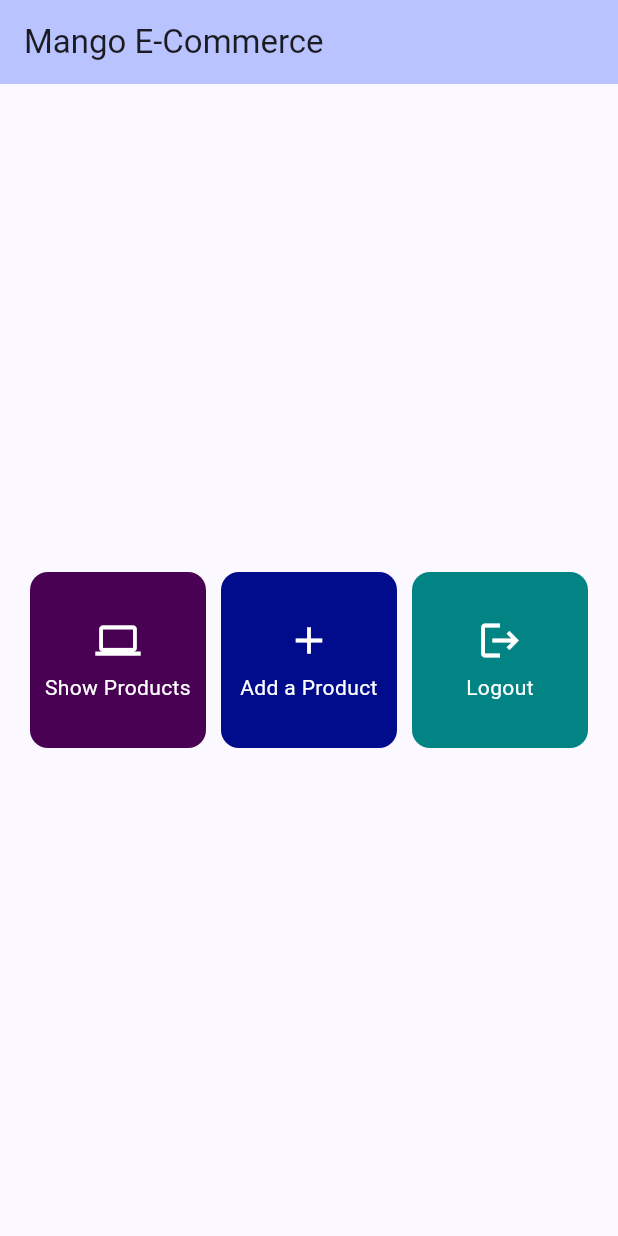
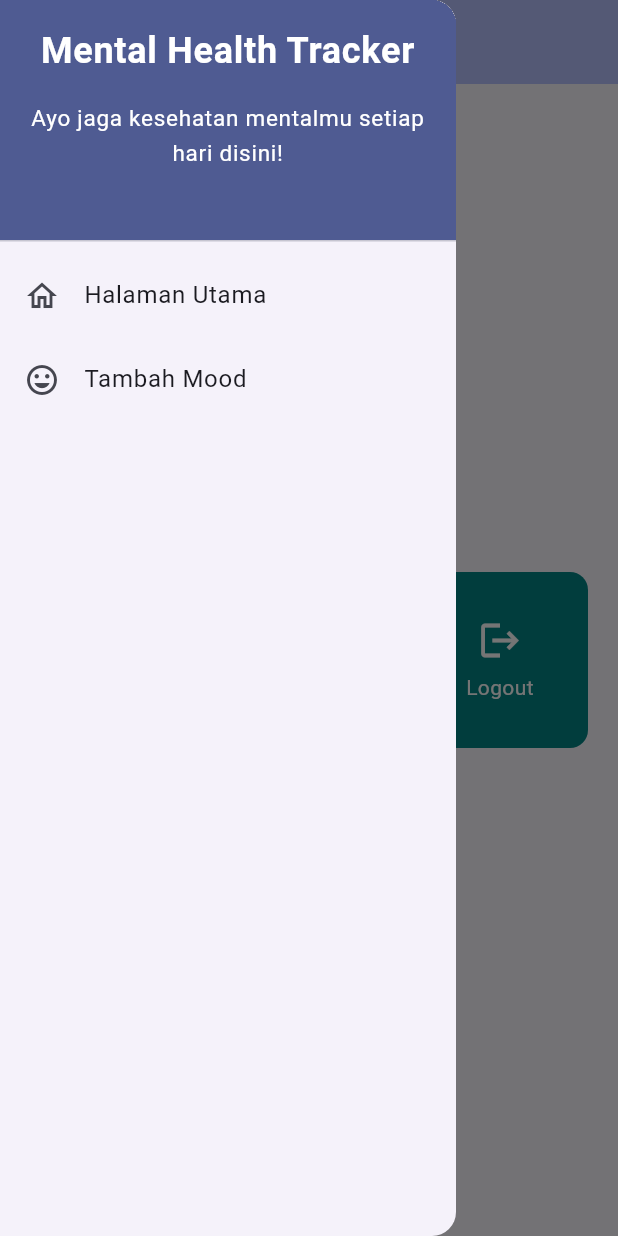
Before and after one commit to tjioedava/mango-mobile, a Flutter app: the screen it shows after launch, with the side drawer open (before the commit the screen has no drawer), on a phone screen of 412 x 824 dp. Run offline on Flutter 3.47's test engine with Material 3 defaults, Android fonts, the phone set to English and light mode, and no system bars.

Commit message:
Refactoring files organization & changing class & file names for better representation. Created left drawer widget and included it in the home screen scaffold. Removing the title as constructor parameter for home screen widget, as it should ideally be a constant string.

```diff
--- a/lib/main.dart
+++ b/lib/main.dart
@@ -1,5 +1,5 @@
 import 'package:flutter/material.dart';
-import 'package:myapp/menu.dart';
+import 'package:myapp/screens/home.dart';
 
 void main() {
   runApp(const MyApp());
@@ -33,7 +33,7 @@ class MyApp extends StatelessWidget {
             seedColor: const Color.fromARGB(255, 50, 78, 189)),
         useMaterial3: true,
       ),
-      home: MyHomePage(title: 'Mango E-Commerce'),
+      home: Home(),
     );
   }
 }
--- a/lib/menu.dart
+++ /dev/null
@@ -1,117 +0,0 @@
-import 'package:flutter/material.dart';
-
-class MyHomePage extends StatelessWidget {
-  MyHomePage({super.key, required this.title});
-
-  final String title;
-  final List<ItemHomePage> items = [
-    ItemHomePage(
-        "Show Products", Icons.laptop, const Color.fromRGBO(73, 1, 84, 1)),
-    ItemHomePage(
-        "Add a Product", Icons.add, const Color.fromRGBO(0, 12, 139, 1)),
-    ItemHomePage("Logout", Icons.logout, const Color.fromRGBO(2, 132, 132, 1)),
-  ];
-
-  @override
-  Widget build(BuildContext context) {
-    return Scaffold(
-        appBar: AppBar(
-          backgroundColor: Theme.of(context).colorScheme.inversePrimary,
-          // Here we take the value from the MyHomePage object that was created by
-          // the App.build method, and use it to set our appbar title.
-          title: Text(title),
-        ),
-        body: Center(
-          // Center is a layout widget. It takes a single child and positions it
-          // in the middle of the parent.
-          child: Column(
-              // Column is also a layout widget. It takes a list of children and
-              // arranges them vertically. By default, it sizes itself to fit its
-              // children horizontally, and tries to be as tall as its parent.
-              //
-              // Column has various properties to control how it sizes itself and
-              // how it positions its children. Here we use mainAxisAlignment to
-              // center the children vertically; the main axis here is the vertical
-              // axis because Columns are vertical (the cross axis would be
-              // horizontal).
-
-              mainAxisAlignment: MainAxisAlignment.center,
-              children: [
-                GridView.count(
-                  primary: true,
-                  padding: const EdgeInsets.all(20),
-                  crossAxisSpacing: 10,
-                  mainAxisSpacing: 10,
-                  crossAxisCount: 3,
-                  // Agar grid menyesuaikan tinggi kontennya.
-                  shrinkWrap: true,
-
-                  // Menampilkan ItemCard untuk setiap item dalam list items.
-                  children: items.map((ItemHomePage item) {
-                    return ItemCard(item);
-                  }).toList(),
-                ),
-              ]),
-        ));
-  }
-}
-
-class ItemHomePage {
-  final String name;
-  final IconData icon;
-  final Color color;
-
-  ItemHomePage(this.name, this.icon, this.color);
-}
-
-class ItemCard extends StatelessWidget {
-  // Menampilkan kartu dengan ikon dan nama.
-
-  final ItemHomePage item;
-
-  const ItemCard(this.item, {super.key});
-
-  @override
-  Widget build(BuildContext context) {
-    return Material(
-      // Menentukan warna latar belakang dari tema aplikasi.
-      color: item.color,
-      // Membuat sudut kartu melengkung.
-      borderRadius: BorderRadius.circular(12),
-
-      child: InkWell(
-        // Aksi ketika kartu ditekan.
-        onTap: () {
-          // Menampilkan pesan SnackBar saat kartu ditekan.
-          ScaffoldMessenger.of(context)
-            ..hideCurrentSnackBar()
-            ..showSnackBar(SnackBar(
-                content: Text("You have clicked button: \"${item.name}!\"")));
-        },
-        // Container untuk menyimpan Icon dan Text
-        child: Container(
-          padding: const EdgeInsets.all(8),
-          child: Center(
-            child: Column(
-              // Menyusun ikon dan teks di tengah kartu.
-              mainAxisAlignment: MainAxisAlignment.center,
-              children: [
-                Icon(
-                  item.icon,
-                  color: Colors.white,
-                  size: 30.0,
-                ),
-                const Padding(padding: EdgeInsets.all(3)),
-                Text(
-                  item.name,
-                  textAlign: TextAlign.center,
-                  style: const TextStyle(color: Colors.white),
-                ),
-              ],
-            ),
-          ),
-        ),
-      ),
-    );
-  }
-}
--- /dev/null
+++ b/lib/screens/home.dart
@@ -0,0 +1,58 @@
+import 'package:flutter/material.dart';
+import 'package:myapp/widgets/item_card.dart';
+import 'package:myapp/widgets/left_drawer.dart';
+
+class Home extends StatelessWidget {
+  Home({super.key});
+  final List<ItemCardInfo> items = [
+    ItemCardInfo(
+        "Show Products", Icons.laptop, const Color.fromRGBO(73, 1, 84, 1)),
+    ItemCardInfo(
+        "Add a Product", Icons.add, const Color.fromRGBO(0, 12, 139, 1)),
+    ItemCardInfo("Logout", Icons.logout, const Color.fromRGBO(2, 132, 132, 1)),
+  ];
+
+  @override
+  Widget build(BuildContext context) {
+    return Scaffold(
+        appBar: AppBar(
+          backgroundColor: Theme.of(context).colorScheme.inversePrimary,
+          // Here we take the value from the MyHomePage object that was created by
+          // the App.build method, and use it to set our appbar title.
+          title: const Text("Mango E-Commerce"),
+        ),
+        drawer: LeftDrawer(),
+        body: Center(
+          // Center is a layout widget. It takes a single child and positions it
+          // in the middle of the parent.
+          child: Column(
+              // Column is also a layout widget. It takes a list of children and
+              // arranges them vertically. By default, it sizes itself to fit its
+              // children horizontally, and tries to be as tall as its parent.
+              //
+              // Column has various properties to control how it sizes itself and
+              // how it positions its children. Here we use mainAxisAlignment to
+              // center the children vertically; the main axis here is the vertical
+              // axis because Columns are vertical (the cross axis would be
+              // horizontal).
+
+              mainAxisAlignment: MainAxisAlignment.center,
+              children: [
+                GridView.count(
+                  primary: true,
+                  padding: const EdgeInsets.all(20),
+                  crossAxisSpacing: 10,
+                  mainAxisSpacing: 10,
+                  crossAxisCount: 3,
+                  // Agar grid menyesuaikan tinggi kontennya.
+                  shrinkWrap: true,
+
+                  // Menampilkan ItemCard untuk setiap item dalam list items.
+                  children: items.map((ItemCardInfo item) {
+                    return ItemCard(item);
+                  }).toList(),
+                ),
+              ]),
+        ));
+  }
+}
--- /dev/null
+++ b/lib/widgets/item_card.dart
@@ -0,0 +1,61 @@
+import 'package:flutter/material.dart';
+
+class ItemCardInfo {
+  final String name;
+  final IconData icon;
+  final Color color;
+
+  ItemCardInfo(this.name, this.icon, this.color);
+}
+
+class ItemCard extends StatelessWidget {
+  // Menampilkan kartu dengan ikon dan nama.
+
+  final ItemCardInfo item;
+
+  const ItemCard(this.item, {super.key});
+
+  @override
+  Widget build(BuildContext context) {
+    return Material(
+      // Menentukan warna latar belakang dari tema aplikasi.
+      color: item.color,
+      // Membuat sudut kartu melengkung.
+      borderRadius: BorderRadius.circular(12),
+
+      child: InkWell(
+        // Aksi ketika kartu ditekan.
+        onTap: () {
+          // Menampilkan pesan SnackBar saat kartu ditekan.
+          ScaffoldMessenger.of(context)
+            ..hideCurrentSnackBar()
+            ..showSnackBar(SnackBar(
+                content: Text("You have clicked button: \"${item.name}!\"")));
+        },
+        // Container untuk menyimpan Icon dan Text
+        child: Container(
+          padding: const EdgeInsets.all(8),
+          child: Center(
+            child: Column(
+              // Menyusun ikon dan teks di tengah kartu.
+              mainAxisAlignment: MainAxisAlignment.center,
+              children: [
+                Icon(
+                  item.icon,
+                  color: Colors.white,
+                  size: 30.0,
+                ),
+                const Padding(padding: EdgeInsets.all(3)),
+                Text(
+                  item.name,
+                  textAlign: TextAlign.center,
+                  style: const TextStyle(color: Colors.white),
+                ),
+              ],
+            ),
+          ),
+        ),
+      ),
+    );
+  }
+}
--- /dev/null
+++ b/lib/widgets/left_drawer.dart
@@ -0,0 +1,65 @@
+import 'package:flutter/material.dart';
+import 'package:myapp/screens/home.dart';
+
+class LeftDrawer extends StatelessWidget {
+  const LeftDrawer({super.key});
+
+  @override
+  Widget build(BuildContext context) {
+    return Drawer(
+      child: ListView(
+        children: [
+          DrawerHeader(
+            decoration: BoxDecoration(
+              color: Theme.of(context).colorScheme.primary,
+            ),
+            child: const Column(
+              children: [
+                Text(
+                  "Mental Health Tracker",
+                  textAlign: TextAlign.center,
+                  style: TextStyle(
+                    fontSize: 24,
+                    fontWeight: FontWeight.bold,
+                    color: Colors.white,
+                  ),
+                ),
+                Padding(padding: EdgeInsets.all(8)),
+                Text("Ayo jaga kesehatan mentalmu setiap hari disini!",
+                    textAlign: TextAlign.center,
+                    style: TextStyle(
+                      fontSize: 15,
+                      fontWeight: FontWeight.normal,
+                      color: Colors.white,
+                    )),
+              ],
+            ),
+          ),
+          ListTile(
+            leading: const Icon(Icons.home_outlined),
+            title: const Text('Halaman Utama'),
+            // Bagian redirection ke MyHomePage
+            onTap: () {
+              Navigator.pushReplacement(
+                  context,
+                  MaterialPageRoute(
+                    builder: (context) => Home(),
+                  ));
+            },
+          ),
+          ListTile(
+            leading: const Icon(Icons.mood),
+            title: const Text('Tambah Mood'),
+            // Bagian redirection ke MoodEntryFormPage
+            onTap: () {
+              /*
+      TODO: Buatlah routing ke MoodEntryFormPage di sini,
+      setelah halaman MoodEntryFormPage sudah dibuat.
+      */
+            },
+          ),
+        ],
+      ),
+    );
+  }
+}
```
